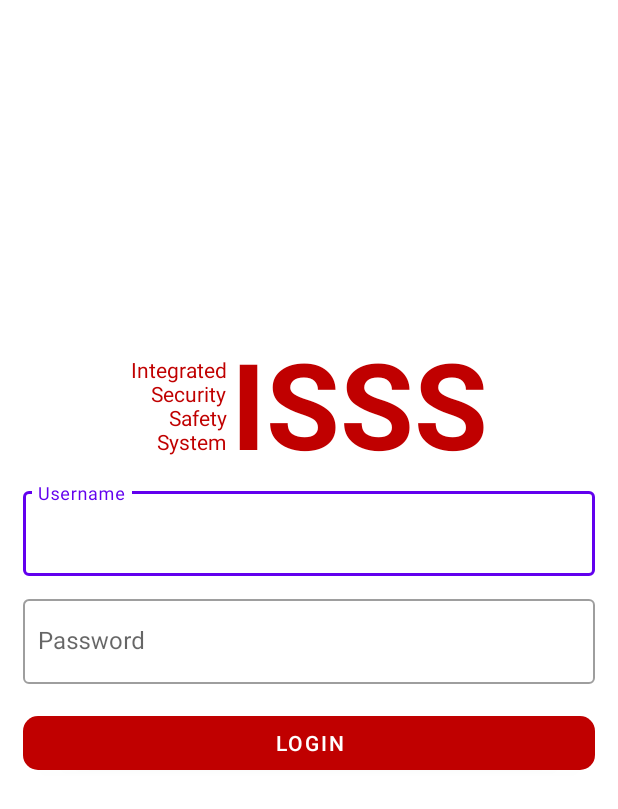
After one commit to aurtafalen/isss, an Android app: the Login screen opened directly, with no data from a screen before it, on a phone screen of 412 x 824 dp. The commit adds this screen. Shown: the top 809 px of the screen. Run offline under Robolectric (Android 15) with nearby library versions, the phone set to English and light mode, and no system bars.

Commit message:
login layout

```diff
--- a/app/src/main/AndroidManifest.xml
+++ b/app/src/main/AndroidManifest.xml
@@ -9,6 +9,9 @@
         android:roundIcon="@mipmap/ic_launcher_round"
         android:supportsRtl="true"
         android:theme="@style/Theme.ISSS">
+        <activity
+            android:name=".Login"
+            android:exported="false" />
         <activity
             android:name=".HandlyTalky"
             android:exported="false" />
--- a/app/src/main/java/com/example/isss/HandlyTalky.java
+++ b/app/src/main/java/com/example/isss/HandlyTalky.java
@@ -13,10 +13,13 @@ import android.widget.Toast;
 
 import com.zello.sdk.Zello;
 
+import java.util.Calendar;
+
 public class HandlyTalky extends AppCompatActivity {
     CardView mic;
     ImageView icon_mic;
     TextView txt_mic;
+
 
     @Override
     protected void onCreate(Bundle savedInstanceState) {
--- /dev/null
+++ b/app/src/main/java/com/example/isss/Login.java
@@ -0,0 +1,14 @@
+package com.example.isss;
+
+import androidx.appcompat.app.AppCompatActivity;
+
+import android.os.Bundle;
+
+public class Login extends AppCompatActivity {
+
+    @Override
+    protected void onCreate(Bundle savedInstanceState) {
+        super.onCreate(savedInstanceState);
+        setContentView(R.layout.activity_login);
+    }
+}
--- /dev/null
+++ b/app/src/main/res/layout/activity_login.xml
@@ -0,0 +1,122 @@
+<?xml version="1.0" encoding="utf-8"?>
+<androidx.constraintlayout.widget.ConstraintLayout xmlns:android="http://schemas.android.com/apk/res/android"
+    xmlns:app="http://schemas.android.com/apk/res-auto"
+    xmlns:tools="http://schemas.android.com/tools"
+    android:layout_width="match_parent"
+    android:layout_height="match_parent"
+    tools:context=".Login">
+
+
+    <LinearLayout
+        android:id="@+id/L_logo"
+        android:layout_width="match_parent"
+        android:layout_height="wrap_content"
+        android:gravity="center"
+        android:orientation="horizontal"
+        app:layout_constraintBottom_toBottomOf="parent"
+        app:layout_constraintEnd_toEndOf="parent"
+        app:layout_constraintHorizontal_bias="0.0"
+        app:layout_constraintStart_toStartOf="parent"
+        app:layout_constraintTop_toTopOf="parent"
+        app:layout_constraintVertical_bias="0.3">
+
+        <TextView
+            android:id="@+id/textView"
+            android:layout_width="wrap_content"
+            android:layout_height="match_parent"
+            android:paddingTop="21dp"
+            android:text="Integrated \nSecurity \nSafety \nSystem "
+            android:textAlignment="textEnd"
+            android:textColor="@color/rediss"
+            android:textSize="14dp" />
+
+        <TextView
+            android:id="@+id/txt_logo"
+            android:layout_width="wrap_content"
+            android:layout_height="wrap_content"
+            android:text="ISSS"
+            android:textColor="@color/rediss"
+            android:textSize="80dp"
+            android:textStyle="bold" />
+
+
+    </LinearLayout>
+
+    <LinearLayout
+        android:id="@+id/L_login"
+        android:layout_width="match_parent"
+        android:layout_height="wrap_content"
+        android:orientation="vertical"
+        android:layout_marginBottom="20dp"
+        app:layout_constraintBottom_toBottomOf="parent"
+        app:layout_constraintEnd_toEndOf="parent"
+        app:layout_constraintHorizontal_bias="0.0"
+        app:layout_constraintStart_toStartOf="parent"
+        app:layout_constraintTop_toBottomOf="@+id/L_logo"
+        app:layout_constraintVertical_bias="0.0">
+
+        <com.google.android.material.textfield.TextInputLayout
+            android:id="@+id/location_text_username"
+            style="@style/Widget.MaterialComponents.TextInputLayout.OutlinedBox"
+            android:layout_width="match_parent"
+            android:layout_height="wrap_content"
+            android:layout_marginStart="15dp"
+            android:layout_marginEnd="15dp"
+            app:layout_constraintEnd_toEndOf="parent"
+            app:layout_constraintHorizontal_bias="1.0"
+            app:layout_constraintStart_toStartOf="parent"
+            app:layout_constraintTop_toBottomOf="@+id/L_logo">
+
+            <com.google.android.material.textfield.TextInputEditText
+                android:id="@+id/eUser"
+                android:layout_width="match_parent"
+                android:layout_height="wrap_content"
+                android:hint="Username"
+                android:paddingStart="10dp"
+                android:singleLine="true"
+                app:layout_constraintTop_toBottomOf="@+id/textView9" />
+        </com.google.android.material.textfield.TextInputLayout>
+
+        <com.google.android.material.textfield.TextInputLayout
+            android:id="@+id/location_text_pasword"
+            style="@style/Widget.MaterialComponents.TextInputLayout.OutlinedBox"
+            android:layout_width="match_parent"
+            android:layout_height="wrap_content"
+            android:layout_marginStart="15dp"
+            android:layout_marginTop="10dp"
+            android:layout_marginEnd="15dp"
+            app:layout_constraintEnd_toEndOf="parent"
+            app:layout_constraintStart_toStartOf="parent"
+            app:layout_constraintTop_toBottomOf="@+id/location_text_username">
+
+            <com.google.android.material.textfield.TextInputEditText
+                android:id="@+id/ePassword"
+                android:layout_width="match_parent"
+                android:layout_height="wrap_content"
+                android:hint="Password"
+                android:inputType="textPassword"
+                android:paddingStart="10dp"
+                app:layout_constraintTop_toBottomOf="@+id/eUser" />
+        </com.google.android.material.textfield.TextInputLayout>
+
+        <com.google.android.material.button.MaterialButton
+            android:id="@+id/masuk"
+            android:layout_width="match_parent"
+            android:layout_height="wrap_content"
+            android:layout_margin="15dp"
+            android:layout_marginTop="10dp"
+            android:layout_marginBottom="10dp"
+            android:elevation="20dp"
+            android:gravity="center"
+            android:text="Login"
+            app:backgroundTint="@color/rediss"
+            app:cornerRadius="10dp"
+            app:layout_constraintBottom_toBottomOf="parent"
+            app:layout_constraintEnd_toEndOf="parent"
+            app:layout_constraintHorizontal_bias="0.944"
+            app:layout_constraintStart_toStartOf="parent"
+            app:layout_constraintTop_toBottomOf="@+id/location_text_pasword"
+            app:layout_constraintVertical_bias="0.0" />
+    </LinearLayout>
+
+</androidx.constraintlayout.widget.ConstraintLayout>
--- a/app/src/main/res/values/colors.xml
+++ b/app/src/main/res/values/colors.xml
@@ -7,4 +7,5 @@
     <color name="teal_700">#FF018786</color>
     <color name="black">#FF000000</color>
     <color name="white">#FFFFFFFF</color>
+    <color name="rediss">#c00000</color>
 </resources>
```
